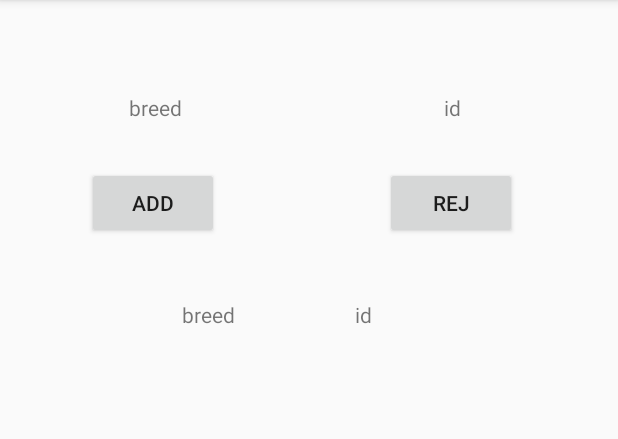
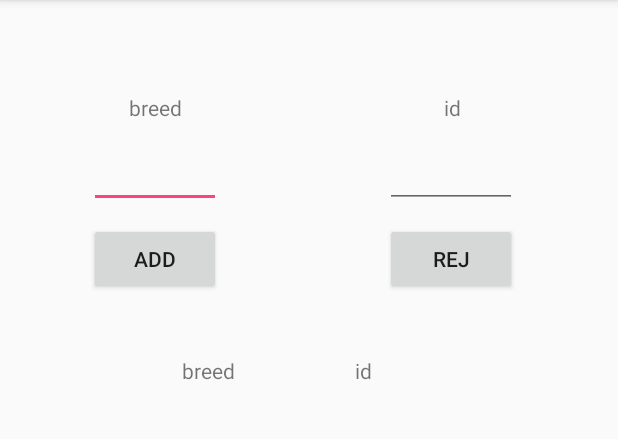
Before and after one commit to Arosares/studies, an Android app: the screen it shows after launch (MainActivity), after a tap on "ADD", on a phone screen of 412 x 824 dp, the part 84-523 px from its top. Run offline under Robolectric (Android 15) with nearby library versions, the phone set to English and light mode, and no system bars.

Commit message:
Implemented Rej Button and TextFields

```diff
--- a/Mobi-MSS/CowCounter/app/src/main/java/com/example/aro/cowcounter/Cow.java
+++ b/Mobi-MSS/CowCounter/app/src/main/java/com/example/aro/cowcounter/Cow.java
@@ -1,23 +1,25 @@
 package com.example.aro.cowcounter;
+
+import android.text.Editable;
 
 /**
  * Created by aro on 04.11.16.
  */
 
 public class Cow {
-    private int breed;
-    private int cowID;
+    private Editable breed;
+    private Editable cowID;
 
-    public Cow(int breed, int cowID){
+    public Cow(Editable breed, Editable cowID){
         this.breed = breed;
         this.cowID = cowID;
     }
 
-    public int getBreed() {
+    public Editable getBreed() {
         return breed;
     }
 
-    public int getCowID() {
+    public Editable getCowID() {
         return cowID;
     }
 }
--- a/Mobi-MSS/CowCounter/app/src/main/java/com/example/aro/cowcounter/MainActivity.java
+++ b/Mobi-MSS/CowCounter/app/src/main/java/com/example/aro/cowcounter/MainActivity.java
@@ -3,9 +3,12 @@ package com.example.aro.cowcounter;
 import android.provider.Settings;
 import android.support.v7.app.AppCompatActivity;
 import android.os.Bundle;
+import android.text.Editable;
 import android.view.View;
 import android.widget.Button;
+import android.widget.EditText;
 
+import java.util.ArrayList;
 import java.util.List;
 
 public class MainActivity extends AppCompatActivity {
@@ -17,15 +20,45 @@ public class MainActivity extends AppCompatActivity {
         super.onCreate(savedInstanceState);
         setContentView(R.layout.activity_main);
 
+        cowList = new ArrayList<>();
+
+        final EditText textFieldBreed = (EditText) findViewById(R.id.editText);
+        final EditText textFieldID = (EditText) findViewById(R.id.editText2);
         Button addButton = (Button) findViewById(R.id.button);
         addButton.setOnClickListener(new View.OnClickListener(){
             public void onClick(View v){
-                cowList.add(new Cow(2,20));
-                System.out.println("Created Cow");
+                Editable breed = textFieldBreed.getText();
+                Editable cowID = textFieldID.getText();
+
+
+                Cow cow = new Cow(breed, cowID);
+                cowList.add(cow);
+                System.out.println("Created Cow:");
+                System.out.println("Breed: " + cow.getBreed() + " ID: " + cow.getCowID());
             }
         });
 
-        Table
+        Button rejButton = (Button) findViewById(R.id.button2);
+        rejButton.setOnClickListener(new View.OnClickListener(){
+            public void onClick(View v){
+                Editable breed = textFieldBreed.getText();
+                Editable cowID = textFieldID.getText();
+
+                Cow toDelete = new Cow(breed, cowID);
+                List<Cow> found = new ArrayList<Cow>();
+                for (Cow cow : cowList) {
+                    if (cow.equals(toDelete)){
+                        found.add(cow);
+                    }
+                }
+                cowList.removeAll(found);
+                System.out.println("Removed Cow(s)\n");
+
+
+            }
+        });
+
+
     }
 
 
--- a/Mobi-MSS/CowCounter/app/src/main/res/layout/activity_main.xml
+++ b/Mobi-MSS/CowCounter/app/src/main/res/layout/activity_main.xml
@@ -21,18 +21,6 @@
         android:layout_marginLeft="70dp"
         android:layout_marginStart="70dp"
         android:layout_marginTop="46dp" />
-
-    <Button
-        android:text="Add"
-        android:layout_width="wrap_content"
-        android:layout_height="wrap_content"
-        android:layout_below="@+id/textView"
-        android:layout_alignParentLeft="true"
-        android:layout_alignParentStart="true"
-        android:layout_marginLeft="42dp"
-        android:layout_marginStart="42dp"
-        android:layout_marginTop="30dp"
-        android:id="@+id/button" />
 
     <Button
         android:text="REJ"
@@ -88,4 +76,41 @@
 
     </TableRow>
 
+    <Button
+        android:text="Add"
+        android:layout_width="wrap_content"
+        android:layout_height="wrap_content"
+        android:layout_marginLeft="43dp"
+        android:layout_marginStart="43dp"
+        android:layout_marginTop="67dp"
+        android:id="@+id/button"
+        android:layout_below="@+id/textView"
+        android:layout_alignParentLeft="true"
+        android:layout_alignParentStart="true" />
+
+    <EditText
+        android:layout_width="wrap_content"
+        android:layout_height="wrap_content"
+        android:inputType="numberSigned"
+        android:ems="10"
+        android:id="@+id/editText"
+        android:layout_below="@+id/textView"
+        android:layout_marginTop="12dp"
+        android:layout_alignRight="@+id/button"
+        android:layout_alignEnd="@+id/button"
+        android:layout_alignLeft="@+id/button"
+        android:layout_alignStart="@+id/button" />
+
+    <EditText
+        android:layout_width="wrap_content"
+        android:layout_height="wrap_content"
+        android:inputType="numberSigned"
+        android:ems="10"
+        android:layout_alignTop="@+id/editText"
+        android:id="@+id/editText2"
+        android:layout_alignLeft="@+id/button2"
+        android:layout_alignStart="@+id/button2"
+        android:layout_alignRight="@+id/button2"
+        android:layout_alignEnd="@+id/button2" />
+
 </RelativeLayout>
```
